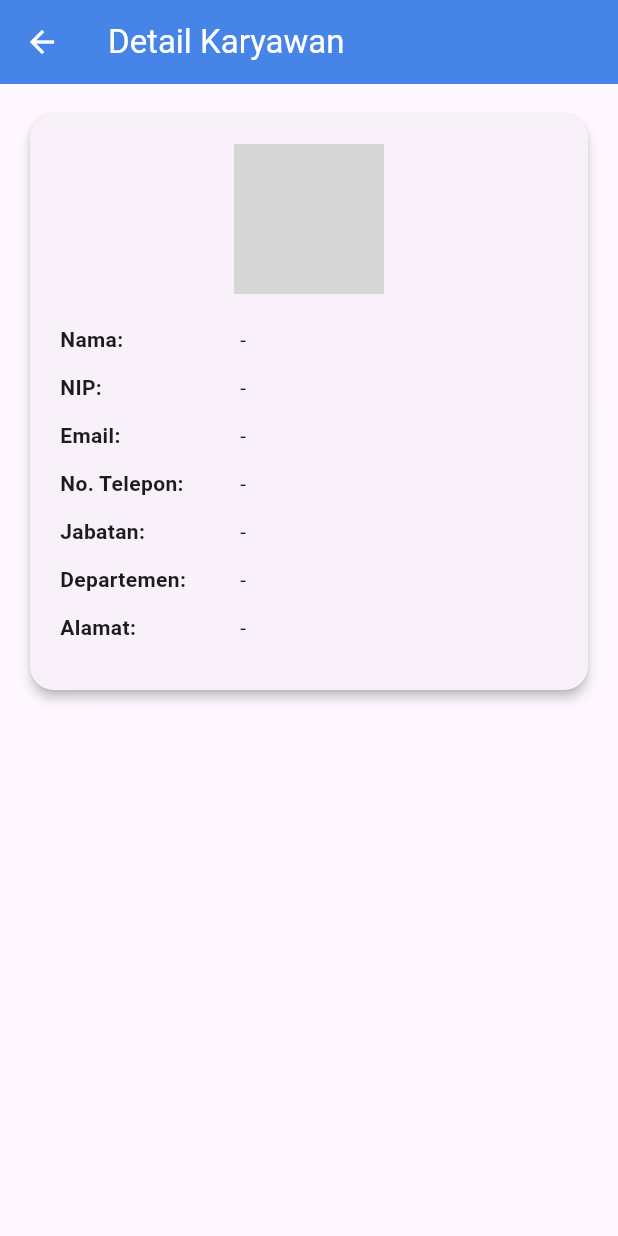
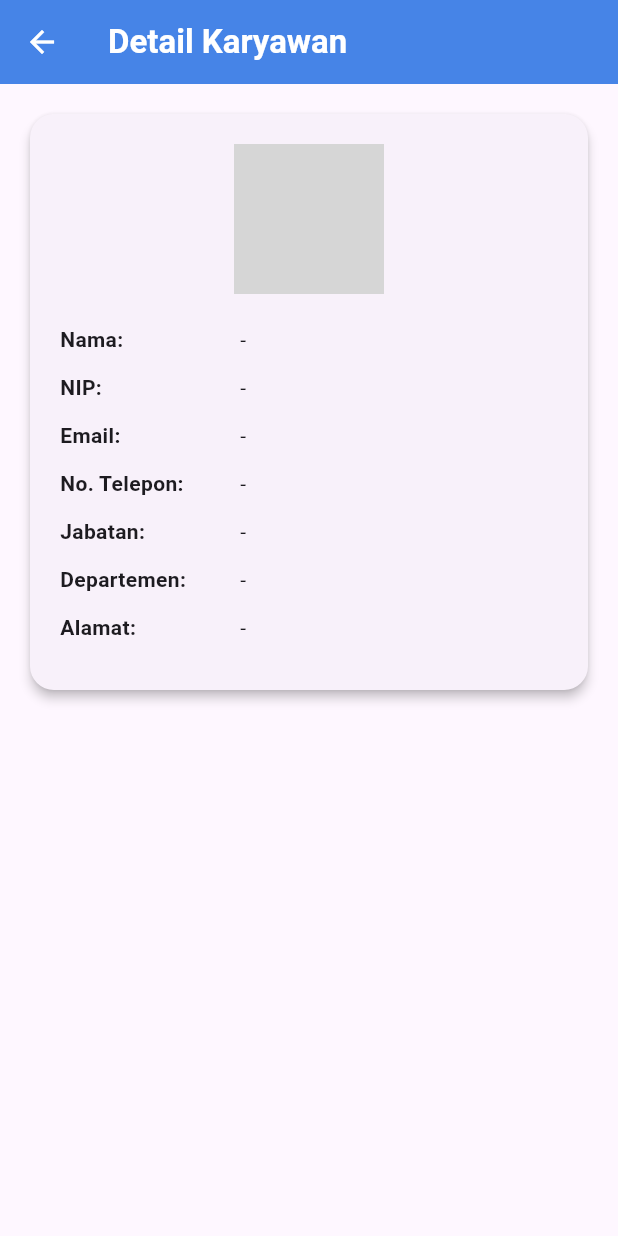
Before and after one commit to isro24/MyPresensi, a Flutter app: the AdminEmployeeDetailScreen screen opened directly with empty values, on a phone screen of 412 x 824 dp. Run offline on Flutter 3.47's test engine with Material 3 defaults, Android fonts, the phone set to English and light mode, and no system bars; our stand-ins replace bloc, camera, dartz, flutter_bloc, flutter_secure_storage, geocoding and 5 more; accounts and stored records are empty; network calls fail; grey boxes are pictures that could not be loaded.

Commit message:
refactor bagian appbar

```diff
--- a/lib/presentation/admin/employee_management/detail/admin_employee_management_detail_screen.dart
+++ b/lib/presentation/admin/employee_management/detail/admin_employee_management_detail_screen.dart
@@ -1,6 +1,7 @@
 import 'package:flutter/material.dart';
 import 'package:go_router/go_router.dart';
 import 'package:my_presensi/core/constants/colors.dart';
+import 'package:my_presensi/core/layouts/custome_crud_app_bar.dart';
 import 'package:my_presensi/data/models/response/admin/admin_employee_management_response_model.dart';
 import 'package:my_presensi/presentation/admin/employee_management/detail/widget/detail_card.dart';
 
@@ -12,14 +13,7 @@ class AdminEmployeeDetailScreen extends StatelessWidget {
   @override
   Widget build(BuildContext context) {
     return Scaffold(
-      appBar: AppBar(
-        title: const Text("Detail Karyawan", style: TextStyle(color: Colors.white)),
-        backgroundColor: AppColors.primary,
-        leading: IconButton(
-          icon: const Icon(Icons.arrow_back, color: Colors.white),
-          onPressed: () => context.pop(),
-        ),
-      ),
+      appBar: const CustomeCrudAppBar(title: 'Detail Karyawan'),
       body: SingleChildScrollView(
         padding: const EdgeInsets.all(16),
         child: DetailCard(employee: employee),
```
Also changed, not shown: lib/presentation/admin/employee_management/home/admin_employee_management_screen.dart (+2 -7 lines).
